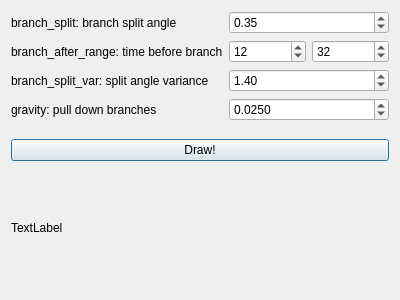
The window that treedialog.ui (scummos/trees) describes before a commit, drawn with Qt 5.
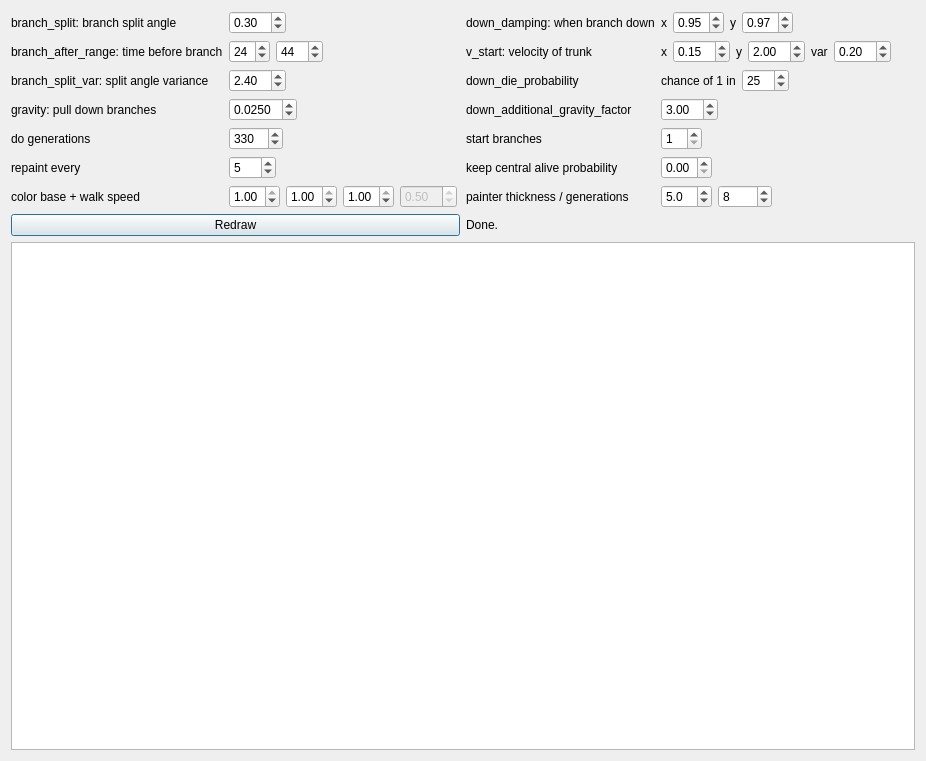
The same window after the commit.

Commit message: working good, except that it crashes on exit

```diff
--- a/treedialog.ui
+++ b/treedialog.ui
@@ -6,18 +6,21 @@
    <rect>
     <x>0</x>
     <y>0</y>
-    <width>400</width>
-    <height>300</height>
+    <width>926</width>
+    <height>761</height>
    </rect>
   </property>
   <property name="windowTitle">
    <string>Dialog</string>
   </property>
-  <layout class="QVBoxLayout" name="verticalLayout_2">
+  <layout class="QVBoxLayout" name="verticalLayout">
    <item>
-    <layout class="QVBoxLayout" name="verticalLayout">
+    <layout class="QHBoxLayout" name="horizontalLayout_2">
      <item>
       <layout class="QFormLayout" name="formLayout_2">
+       <property name="fieldGrowthPolicy">
+        <enum>QFormLayout::ExpandingFieldsGrow</enum>
+       </property>
        <item row="0" column="0">
         <widget class="QLabel" name="label_2">
          <property name="text">
@@ -28,7 +31,7 @@
        <item row="0" column="1">
         <widget class="QDoubleSpinBox" name="branch_split">
          <property name="value">
-          <double>0.350000000000000</double>
+          <double>0.300000000000000</double>
          </property>
         </widget>
        </item>
@@ -41,17 +44,23 @@
        </item>
        <item row="1" column="1">
         <layout class="QHBoxLayout" name="horizontalLayout">
-         <item>
-          <widget class="QSpinBox" name="branch_after_max">
-           <property name="value">
-            <number>12</number>
-           </property>
-          </widget>
-         </item>
          <item>
           <widget class="QSpinBox" name="branch_after_min">
            <property name="value">
-            <number>32</number>
+            <number>24</number>
+           </property>
+          </widget>
+         </item>
+         <item>
+          <widget class="QSpinBox" name="branch_after_max">
+           <property name="maximum">
+            <number>200</number>
+           </property>
+           <property name="singleStep">
+            <number>4</number>
+           </property>
+           <property name="value">
+            <number>44</number>
            </property>
           </widget>
          </item>
@@ -67,7 +76,7 @@
        <item row="3" column="1">
         <widget class="QDoubleSpinBox" name="branch_split_var">
          <property name="value">
-          <double>1.400000000000000</double>
+          <double>2.400000000000000</double>
          </property>
         </widget>
        </item>
@@ -83,29 +92,396 @@
          <property name="decimals">
           <number>4</number>
          </property>
+         <property name="minimum">
+          <double>-5.000000000000000</double>
+         </property>
+         <property name="maximum">
+          <double>5.000000000000000</double>
+         </property>
+         <property name="singleStep">
+          <double>0.002500000000000</double>
+         </property>
          <property name="value">
           <double>0.025000000000000</double>
          </property>
         </widget>
        </item>
+       <item row="5" column="0">
+        <widget class="QLabel" name="label">
+         <property name="text">
+          <string>do generations</string>
+         </property>
+        </widget>
+       </item>
+       <item row="5" column="1">
+        <widget class="QSpinBox" name="generations">
+         <property name="maximum">
+          <number>1000</number>
+         </property>
+         <property name="singleStep">
+          <number>10</number>
+         </property>
+         <property name="value">
+          <number>330</number>
+         </property>
+        </widget>
+       </item>
+       <item row="6" column="0">
+        <widget class="QLabel" name="label_6">
+         <property name="text">
+          <string>repaint every</string>
+         </property>
+        </widget>
+       </item>
+       <item row="6" column="1">
+        <widget class="QSpinBox" name="repaint">
+         <property name="minimum">
+          <number>1</number>
+         </property>
+         <property name="maximum">
+          <number>250</number>
+         </property>
+         <property name="value">
+          <number>5</number>
+         </property>
+        </widget>
+       </item>
+       <item row="7" column="0">
+        <widget class="QLabel" name="label_20">
+         <property name="text">
+          <string>color base + walk speed</string>
+         </property>
+        </widget>
+       </item>
+       <item row="7" column="1">
+        <layout class="QHBoxLayout" name="horizontalLayout_10">
+         <item>
+          <widget class="QDoubleSpinBox" name="r">
+           <property name="decimals">
+            <number>2</number>
+           </property>
+           <property name="maximum">
+            <double>1.000000000000000</double>
+           </property>
+           <property name="singleStep">
+            <double>0.050000000000000</double>
+           </property>
+           <property name="value">
+            <double>1.000000000000000</double>
+           </property>
+          </widget>
+         </item>
+         <item>
+          <widget class="QDoubleSpinBox" name="g">
+           <property name="maximum">
+            <double>1.000000000000000</double>
+           </property>
+           <property name="singleStep">
+            <double>0.050000000000000</double>
+           </property>
+           <property name="value">
+            <double>1.000000000000000</double>
+           </property>
+          </widget>
+         </item>
+         <item>
+          <widget class="QDoubleSpinBox" name="b">
+           <property name="maximum">
+            <double>1.000000000000000</double>
+           </property>
+           <property name="singleStep">
+            <double>0.050000000000000</double>
+           </property>
+           <property name="value">
+            <double>1.000000000000000</double>
+           </property>
+          </widget>
+         </item>
+         <item>
+          <widget class="QDoubleSpinBox" name="color_speed">
+           <property name="enabled">
+            <bool>false</bool>
+           </property>
+           <property name="maximum">
+            <double>20.000000000000000</double>
+           </property>
+           <property name="singleStep">
+            <double>0.500000000000000</double>
+           </property>
+           <property name="value">
+            <double>0.500000000000000</double>
+           </property>
+          </widget>
+         </item>
+        </layout>
+       </item>
       </layout>
      </item>
+     <item>
+      <layout class="QFormLayout" name="formLayout">
+       <property name="fieldGrowthPolicy">
+        <enum>QFormLayout::ExpandingFieldsGrow</enum>
+       </property>
+       <item row="1" column="0">
+        <widget class="QLabel" name="label_7">
+         <property name="text">
+          <string>down_damping: when branch down</string>
+         </property>
+        </widget>
+       </item>
+       <item row="1" column="1">
+        <layout class="QHBoxLayout" name="horizontalLayout_3">
+         <item>
+          <widget class="QLabel" name="label_8">
+           <property name="text">
+            <string>x</string>
+           </property>
+          </widget>
+         </item>
+         <item>
+          <widget class="QDoubleSpinBox" name="down_damping_x">
+           <property name="maximum">
+            <double>5.000000000000000</double>
+           </property>
+           <property name="singleStep">
+            <double>0.010000000000000</double>
+           </property>
+           <property name="value">
+            <double>0.950000000000000</double>
+           </property>
+          </widget>
+         </item>
+         <item>
+          <widget class="QLabel" name="label_9">
+           <property name="text">
+            <string>y</string>
+           </property>
+          </widget>
+         </item>
+         <item>
+          <widget class="QDoubleSpinBox" name="down_damping_y">
+           <property name="maximum">
+            <double>5.000000000000000</double>
+           </property>
+           <property name="singleStep">
+            <double>0.010000000000000</double>
+           </property>
+           <property name="value">
+            <double>0.970000000000000</double>
+           </property>
+          </widget>
+         </item>
+        </layout>
+       </item>
+       <item row="3" column="0">
+        <widget class="QLabel" name="label_10">
+         <property name="text">
+          <string>v_start: velocity of trunk</string>
+         </property>
+        </widget>
+       </item>
+       <item row="3" column="1">
+        <layout class="QHBoxLayout" name="horizontalLayout_4">
+         <item>
+          <widget class="QLabel" name="label_11">
+           <property name="text">
+            <string>x</string>
+           </property>
+          </widget>
+         </item>
+         <item>
+          <widget class="QDoubleSpinBox" name="v_start_x">
+           <property name="singleStep">
+            <double>0.100000000000000</double>
+           </property>
+           <property name="value">
+            <double>0.150000000000000</double>
+           </property>
+          </widget>
+         </item>
+         <item>
+          <widget class="QLabel" name="label_12">
+           <property name="text">
+            <string>y</string>
+           </property>
+          </widget>
+         </item>
+         <item>
+          <widget class="QDoubleSpinBox" name="v_start_y">
+           <property name="singleStep">
+            <double>0.100000000000000</double>
+           </property>
+           <property name="value">
+            <double>2.000000000000000</double>
+           </property>
+          </widget>
+         </item>
+         <item>
+          <widget class="QLabel" name="label_13">
+           <property name="text">
+            <string>var</string>
+           </property>
+          </widget>
+         </item>
+         <item>
+          <widget class="QDoubleSpinBox" name="v_start_var">
+           <property name="singleStep">
+            <double>0.100000000000000</double>
+           </property>
+           <property name="value">
+            <double>0.200000000000000</double>
+           </property>
+          </widget>
+         </item>
+        </layout>
+       </item>
+       <item row="4" column="0">
+        <widget class="QLabel" name="label_14">
+         <property name="text">
+          <string>down_die_probability</string>
+         </property>
+        </widget>
+       </item>
+       <item row="4" column="1">
+        <layout class="QHBoxLayout" name="horizontalLayout_6">
+         <item>
+          <widget class="QLabel" name="label_15">
+           <property name="text">
+            <string>chance of 1 in</string>
+           </property>
+          </widget>
+         </item>
+         <item>
+          <widget class="QSpinBox" name="down_die_probability">
+           <property name="minimum">
+            <number>1</number>
+           </property>
+           <property name="maximum">
+            <number>500</number>
+           </property>
+           <property name="value">
+            <number>25</number>
+           </property>
+          </widget>
+         </item>
+        </layout>
+       </item>
+       <item row="5" column="0">
+        <widget class="QLabel" name="label_16">
+         <property name="text">
+          <string>down_additional_gravity_factor</string>
+         </property>
+        </widget>
+       </item>
+       <item row="5" column="1">
+        <widget class="QDoubleSpinBox" name="down_additional_gravity">
+         <property name="value">
+          <double>3.000000000000000</double>
+         </property>
+        </widget>
+       </item>
+       <item row="6" column="0">
+        <widget class="QLabel" name="label_17">
+         <property name="text">
+          <string>start branches</string>
+         </property>
+        </widget>
+       </item>
+       <item row="7" column="0">
+        <widget class="QLabel" name="label_18">
+         <property name="text">
+          <string>keep central alive probability</string>
+         </property>
+        </widget>
+       </item>
+       <item row="6" column="1">
+        <widget class="QSpinBox" name="start_branches">
+         <property name="minimum">
+          <number>1</number>
+         </property>
+         <property name="value">
+          <number>1</number>
+         </property>
+        </widget>
+       </item>
+       <item row="7" column="1">
+        <widget class="QDoubleSpinBox" name="keep_central">
+         <property name="maximum">
+          <double>1.000000000000000</double>
+         </property>
+         <property name="singleStep">
+          <double>0.050000000000000</double>
+         </property>
+        </widget>
+       </item>
+       <item row="8" column="0">
+        <widget class="QLabel" name="label_19">
+         <property name="text">
+          <string>painter thickness / generations</string>
+         </property>
+        </widget>
+       </item>
+       <item row="8" column="1">
+        <layout class="QHBoxLayout" name="horizontalLayout_9">
+         <item>
+          <widget class="QDoubleSpinBox" name="painter_thickness">
+           <property name="decimals">
+            <number>1</number>
+           </property>
+           <property name="minimum">
+            <double>0.100000000000000</double>
+           </property>
+           <property name="maximum">
+            <double>50.000000000000000</double>
+           </property>
+           <property name="singleStep">
+            <double>0.500000000000000</double>
+           </property>
+           <property name="value">
+            <double>5.000000000000000</double>
+           </property>
+          </widget>
+         </item>
+         <item>
+          <widget class="QSpinBox" name="painter_generations">
+           <property name="minimum">
+            <number>1</number>
+           </property>
+           <property name="maximum">
+            <number>1000</number>
+           </property>
+           <property name="value">
+            <number>8</number>
+           </property>
+          </widget>
+         </item>
+        </layout>
+       </item>
+      </layout>
+     </item>
+    </layout>
+   </item>
+   <item>
+    <layout class="QHBoxLayout" name="horizontalLayout_7">
      <item>
       <widget class="QPushButton" name="draw_buton">
        <property name="text">
-        <string>Draw!</string>
+        <string>Redraw</string>
        </property>
       </widget>
      </item>
      <item>
-      <widget class="QLabel" name="image">
+      <widget class="QLabel" name="progress">
        <property name="text">
-        <string>TextLabel</string>
+        <string>Done.</string>
        </property>
       </widget>
      </item>
     </layout>
    </item>
+   <item>
+    <widget class="QGraphicsView" name="image"/>
+   </item>
   </layout>
  </widget>
  <resources/>
```
Left out of the diff: 9 changed lines with no effect on the pictures. The commit also changes 2 other files.
